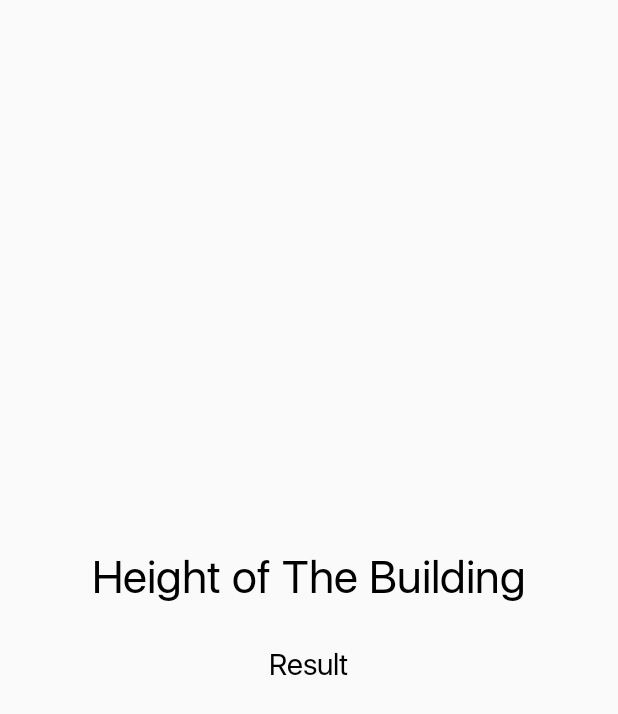
After one commit to dvenkat507/Height_Finder, an Android app: the layout activity_result.xml on its own in the app's theme, with its tools: preview values and no code run, on a phone screen of 412 x 824 dp. The commit adds this screen. Shown: the top 714 px of the screen. Run offline under Robolectric (Android 15) with nearby library versions, the phone set to English and light mode, and no system bars.

Commit message:
Finial Release

```diff
--- a/app/src/main/res/layout/activity_features.xml
+++ b/app/src/main/res/layout/activity_features.xml
@@ -17,6 +17,7 @@
             android:layout_width="wrap_content"
             android:layout_height="wrap_content"
             android:checked="false"
+            android:fontFamily="@font/myfont"
             android:text="@string/turn_on_the_gps"
             android:textColor="@color/Black"
             android:textSize="20sp" />
--- a/app/src/main/res/layout/activity_main.xml
+++ b/app/src/main/res/layout/activity_main.xml
@@ -17,6 +17,7 @@
             android:layout_width="wrap_content"
             android:layout_height="wrap_content"
             android:checked="false"
+            android:fontFamily="@font/myfont"
             android:text="@string/location_permission"
             android:textColor="@color/Black"
             android:textSize="20sp" />
--- /dev/null
+++ b/app/src/main/res/layout/activity_result.xml
@@ -0,0 +1,31 @@
+<?xml version="1.0" encoding="utf-8"?>
+<LinearLayout xmlns:android="http://schemas.android.com/apk/res/android"
+    xmlns:app="http://schemas.android.com/apk/res-auto"
+    xmlns:tools="http://schemas.android.com/tools"
+    android:layout_width="match_parent"
+    android:layout_height="match_parent"
+    tools:context=".ResultActivity"
+    android:orientation="vertical"
+    android:gravity="center">
+
+    <TextView
+        android:layout_width="wrap_content"
+        android:layout_height="wrap_content"
+        android:text="Height of The Building"
+        android:textSize="30sp"
+        android:textColor="@color/Black"
+        android:fontFamily="@font/myfont"
+        />
+
+    <TextView
+        android:id="@+id/txt_Value"
+        android:layout_width="wrap_content"
+        android:layout_height="wrap_content"
+        android:text="Result"
+        android:fontFamily="@font/myfont"
+        android:layout_marginTop="20dp"
+        android:textSize="20sp"
+        android:textColor="@color/Black"
+        />
+
+</LinearLayout>
```
Also changed, not shown: app/src/main/AndroidManifest.xml (+4 -5 lines), app/src/main/java/com/example/height_finder/MapsActivity.java (+7 -3 lines), app/src/main/java/com/example/height_finder/ResultActivity.java (added, +20 -0 lines), app/src/main/res/font/myfont.otf (added).
